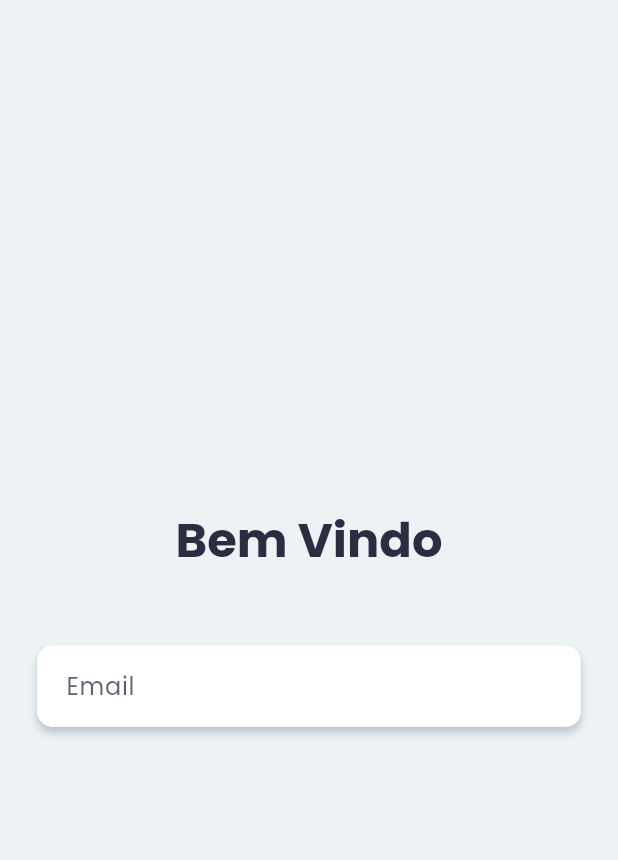
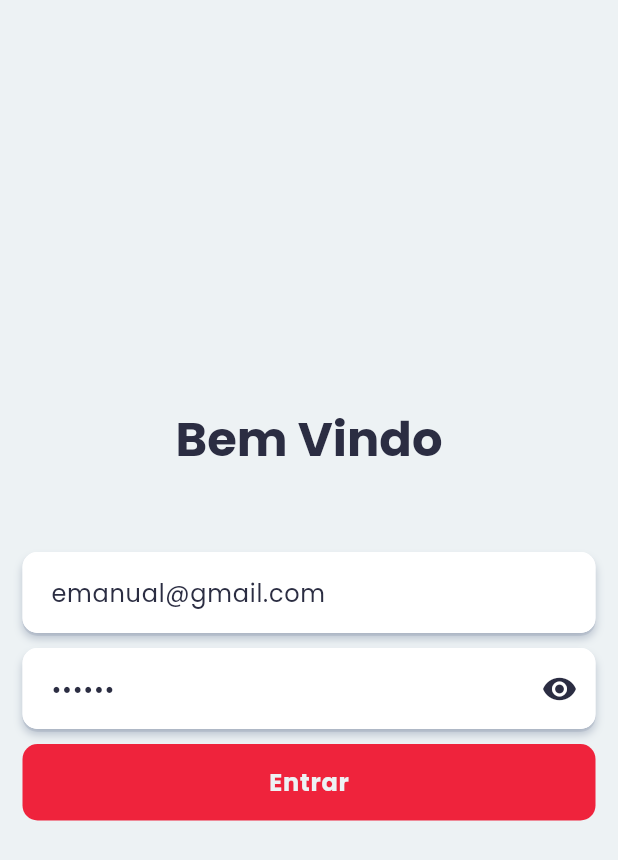
Before and after one commit to Bruno-Otavio/sistema-escolar, a Flutter app: the screen it shows after launch, on a phone screen of 412 x 824 dp. Shown: the top 860 px of the screen. Run offline on Flutter 3.47's test engine with Material 3 defaults, Android fonts, the phone set to English and light mode, and no system bars; accounts and stored records are empty.

Commit message:
home screen

```diff
--- /dev/null
+++ b/app/lib/constants.dart
@@ -0,0 +1 @@
+const String apiUrl = 'http://10.87.195.15:3000';
--- /dev/null
+++ b/app/lib/model/user.dart
@@ -0,0 +1,27 @@
+class User {
+  const User({
+    required this.id,
+    required this.nome,
+    required this.email,
+  });
+
+  final String id;
+  final String nome;
+  final String email;
+
+  factory User.fromJson(Map<String, dynamic> json) {
+    return switch (json) {
+      {
+        'id': String id,
+        'nome': String nome,
+        'email': String email,
+      } =>
+        User(
+          id: id,
+          nome: nome,
+          email: email,
+        ),
+      _ => throw const FormatException('Could not get User'),
+    };
+  }
+}
--- /dev/null
+++ b/app/lib/provider/user_provider.dart
@@ -0,0 +1,13 @@
+import 'package:flutter/material.dart';
+import 'package:sistema_escolar/model/user.dart';
+
+class UserProvider with ChangeNotifier {
+  late User _user;
+
+  User get user => _user;
+
+  set user(User user) {
+    _user = user;
+    notifyListeners();
+  }
+}
--- a/app/lib/screens/login.dart
+++ b/app/lib/screens/login.dart
@@ -1,4 +1,12 @@
 import 'package:flutter/material.dart';
+import 'package:provider/provider.dart';
+import 'package:sistema_escolar/main.dart';
+import 'package:sistema_escolar/model/user.dart';
+import 'package:sistema_escolar/provider/user_provider.dart';
+import 'package:sistema_escolar/services/user_service.dart';
+import 'package:sistema_escolar/widget/button.dart';
+import 'package:sistema_escolar/widget/text_input.dart';
+import 'package:sistema_escolar/widget/text_input_toggle.dart';
 
 class LoginScreen extends StatefulWidget {
   const LoginScreen({super.key});
@@ -13,6 +21,30 @@ class _LoginScreenState extends State<LoginScreen> {
   final TextEditingController _emailController = TextEditingController();
   final TextEditingController _passwordController = TextEditingController();
 
+  void _login() async {
+    if (_formKey.currentState!.validate()) {
+      try {
+        User user = await UserService.login(
+          email: _emailController.text,
+          password: _passwordController.text,
+        );
+
+        Provider.of<UserProvider>(context, listen: false).user = user;
+
+        navigatorKey.currentState?.pushReplacementNamed('/home');
+      } catch (e) {
+        print(e);
+      }
+    }
+  }
+
+  @override
+  void initState() {
+    super.initState();
+    _emailController.text = 'emanual@gmail.com';
+    _passwordController.text = '123456';
+  }
+
   @override
   void dispose() {
     super.dispose();
@@ -26,7 +58,7 @@ class _LoginScreenState extends State<LoginScreen> {
       body: Form(
         key: _formKey,
         child: Padding(
-          padding: const EdgeInsets.all(25),
+          padding: const EdgeInsets.all(15),
           child: Column(
             mainAxisAlignment: MainAxisAlignment.center,
             crossAxisAlignment: CrossAxisAlignment.center,
@@ -40,39 +72,32 @@ class _LoginScreenState extends State<LoginScreen> {
               const SizedBox(height: 50),
               Column(
                 children: [
-                  Container(
-                    decoration: ShapeDecoration(
-                      shape: RoundedRectangleBorder(
-                        borderRadius: BorderRadius.circular(10),
-                      ),
-                      shadows: [
-                        BoxShadow(
-                          offset: const Offset(0, 4),
-                          blurRadius: 4,
-                          color: Theme.of(context).colorScheme.secondary.withOpacity(0.5),
-                        ),
-                      ]
-                    ),
-                    child: TextFormField(
-                      validator: (value) => null,
-                      controller: _emailController,
-                      decoration: InputDecoration(
-                        hintText: 'Email',
-                        hintStyle: TextStyle(
-                          fontSize: 16,
-                          color: Theme.of(context)
-                              .colorScheme
-                              .primary
-                              .withOpacity(0.75),
-                        ),
-                        filled: true,
-                        fillColor: Theme.of(context).colorScheme.onSurface,
-                        contentPadding: const EdgeInsets.all(15),
-                        border: OutlineInputBorder(
-                          borderRadius: BorderRadius.circular(10),
-                        ),
-                      ),
-                    ),
+                  TextInput(
+                    validator: (value) {
+                      if (value == null || value.isEmpty) {
+                        return 'Por favor, insira seu email.';
+                      }
+                      return null;
+                    },
+                    controller: _emailController,
+                    hintText: 'Email',
+                    margin: const EdgeInsets.symmetric(vertical: 5),
+                  ),
+                  TextInputToggle(
+                    validator: (value) {
+                      if (value == null || value.isEmpty) {
+                        return 'Por favor, insira sua senha.';
+                      }
+                      return null;
+                    },
+                    controller: _passwordController,
+                    hintText: 'Senha',
+                    margin: const EdgeInsets.symmetric(vertical: 5),
+                  ),
+                  Button(
+                    onPressed: _login,
+                    text: 'Entrar',
+                    margin: const EdgeInsets.symmetric(vertical: 5),
                   ),
                 ],
               ),
--- /dev/null
+++ b/app/lib/services/user_service.dart
@@ -0,0 +1,23 @@
+import 'dart:convert';
+
+import 'package:sistema_escolar/constants.dart';
+import 'package:sistema_escolar/model/user.dart';
+import 'package:http/http.dart' as http;
+
+class UserService {
+  static Future<User> login({
+    required String email,
+    required String password,
+  }) async {
+    final response = await http.get(
+      Uri.parse('$apiUrl/professores?email=$email&password=$password'),
+    );
+
+    if (response.statusCode == 200) {
+      final body = jsonDecode(response.body);
+      return User.fromJson(body[0] as Map<String, dynamic>);
+    } else {
+      throw Exception('Could not fetch teacher.');
+    }
+  }
+}
--- a/app/lib/theme/light_theme.dart
+++ b/app/lib/theme/light_theme.dart
@@ -7,7 +7,6 @@ class LightTheme {
     scaffoldBackgroundColor: const Color(0xFFedf2f4),
     appBarTheme: const AppBarTheme(
       backgroundColor: Color(0xFFd90429),
-      centerTitle: true,
       titleTextStyle: TextStyle(
         fontFamily: 'Poppins',
         fontSize: 20,
--- /dev/null
+++ b/app/lib/widget/button.dart
@@ -0,0 +1,46 @@
+import 'package:flutter/material.dart';
+
+class Button extends StatelessWidget {
+  const Button({
+    super.key,
+    required this.onPressed,
+    required this.text,
+    this.margin = EdgeInsets.zero,
+  });
+
+  final Function()? onPressed;
+  final String text;
+  final EdgeInsets margin;
+
+  @override
+  Widget build(BuildContext context) {
+    return Container(
+      decoration: ShapeDecoration(
+        shape: RoundedRectangleBorder(
+          borderRadius: BorderRadius.circular(10),
+        ),
+      ),
+      child: Padding(
+        padding: margin,
+        child: TextButton(
+          onPressed: onPressed,
+          style: TextButton.styleFrom(
+            padding: const EdgeInsets.all(15),
+            backgroundColor: Theme.of(context).colorScheme.tertiary,
+            shape: RoundedRectangleBorder(
+              borderRadius: BorderRadius.circular(10),
+            ),
+            minimumSize: const Size(
+              double.infinity,
+              double.minPositive,
+            ),
+          ),
+          child: Text(
+            text,
+            style: Theme.of(context).textTheme.labelMedium,
+          ),
+        ),
+      ),
+    );
+  }
+}
--- /dev/null
+++ b/app/lib/widget/text_input.dart
@@ -0,0 +1,63 @@
+import 'package:flutter/material.dart';
+
+class TextInput extends StatelessWidget {
+  const TextInput({
+    super.key,
+    required this.validator,
+    required this.controller,
+    required this.hintText,
+    this.margin = EdgeInsets.zero,
+  });
+
+  final String? Function(String?)? validator;
+  final TextEditingController controller;
+  final String hintText;
+  final EdgeInsets margin;
+
+  @override
+  Widget build(BuildContext context) {
+    return Padding(
+      padding: margin,
+      child: Container(
+        decoration: ShapeDecoration(
+          shape: RoundedRectangleBorder(
+            borderRadius: BorderRadius.circular(10),
+          ),
+          shadows: [
+            BoxShadow(
+              offset: const Offset(0, 4),
+              blurRadius: 4,
+              color: Theme.of(context).colorScheme.secondary.withOpacity(0.5),
+            ),
+            BoxShadow(
+              offset: const Offset(0, 2),
+              blurRadius: 4,
+              color: Theme.of(context).colorScheme.secondary.withOpacity(0.5),
+              blurStyle: BlurStyle.inner,
+            ),
+          ],
+        ),
+        child: TextFormField(
+          validator: validator,
+          controller: controller,
+          style: TextStyle(
+            color: Theme.of(context).colorScheme.primary,
+          ),
+          decoration: InputDecoration(
+            hintText: hintText,
+            hintStyle: TextStyle(
+              fontSize: 16,
+              color: Theme.of(context).colorScheme.primary.withOpacity(0.75),
+            ),
+            filled: true,
+            fillColor: Theme.of(context).colorScheme.onSurface,
+            contentPadding: const EdgeInsets.all(15),
+            border: OutlineInputBorder(
+              borderRadius: BorderRadius.circular(10),
+            ),
+          ),
+        ),
+      ),
+    );
+  }
+}
--- /dev/null
+++ b/app/lib/widget/text_input_toggle.dart
@@ -0,0 +1,83 @@
+import 'package:flutter/material.dart';
+
+class TextInputToggle extends StatefulWidget {
+  const TextInputToggle({
+    super.key,
+    required this.validator,
+    required this.controller,
+    required this.hintText,
+    this.margin = EdgeInsets.zero,
+  });
+
+  final String? Function(String?)? validator;
+  final TextEditingController controller;
+  final String hintText;
+  final EdgeInsets margin;
+
+  @override
+  State<TextInputToggle> createState() => _TextInputToggleState();
+}
+
+class _TextInputToggleState extends State<TextInputToggle> {
+  bool obscureText = true;
+
+  @override
+  Widget build(BuildContext context) {
+    return Padding(
+      padding: widget.margin,
+      child: Container(
+        decoration: ShapeDecoration(
+          shape: RoundedRectangleBorder(
+            borderRadius: BorderRadius.circular(10),
+          ),
+          shadows: [
+            BoxShadow(
+              offset: const Offset(0, 4),
+              blurRadius: 4,
+              color: Theme.of(context).colorScheme.secondary.withOpacity(0.5),
+            ),
+            BoxShadow(
+              offset: const Offset(0, 2),
+              blurRadius: 4,
+              color: Theme.of(context).colorScheme.secondary.withOpacity(0.5),
+              blurStyle: BlurStyle.inner,
+            ),
+          ],
+        ),
+        child: TextFormField(
+          validator: widget.validator,
+          controller: widget.controller,
+          obscureText: obscureText,
+          style: TextStyle(
+            color: Theme.of(context).colorScheme.primary,
+          ),
+          decoration: InputDecoration(
+            hintText: widget.hintText,
+            hintStyle: TextStyle(
+              fontSize: 16,
+              color: Theme.of(context).colorScheme.primary.withOpacity(0.75),
+            ),
+            filled: true,
+            fillColor: Theme.of(context).colorScheme.onSurface,
+            contentPadding: const EdgeInsets.all(15),
+            border: OutlineInputBorder(
+              borderRadius: BorderRadius.circular(10),
+            ),
+            suffixIcon: IconButton(
+              onPressed: () {
+                setState(() {
+                  obscureText = !obscureText;
+                });
+              },
+              icon: Icon(
+                obscureText ? Icons.visibility : Icons.visibility_off,
+                size: 24,
+                color: Theme.of(context).colorScheme.primary,
+              ),
+            ),
+          ),
+        ),
+      ),
+    );
+  }
+}
--- a/app/pubspec.yaml
+++ b/app/pubspec.yaml
@@ -9,6 +9,8 @@ environment:
 dependencies:
   flutter:
     sdk: flutter
+  http: ^1.2.2
+  provider: ^6.1.2
 
 dev_dependencies:
   flutter_test:
```
Also changed, not shown: api/db.json (+52 -32 lines), app/lib/main.dart (+8 -1 lines), app/lib/model/turma.dart (added, +27 -0 lines), app/lib/screens/home.dart (added, +92 -0 lines), app/lib/services/turma_service.dart (added, +18 -0 lines), app/lib/widget/small_button.dart (added, +48 -0 lines), app/lib/widget/turma_widget.dart (added, +94 -0 lines), app/pubspec.lock.
